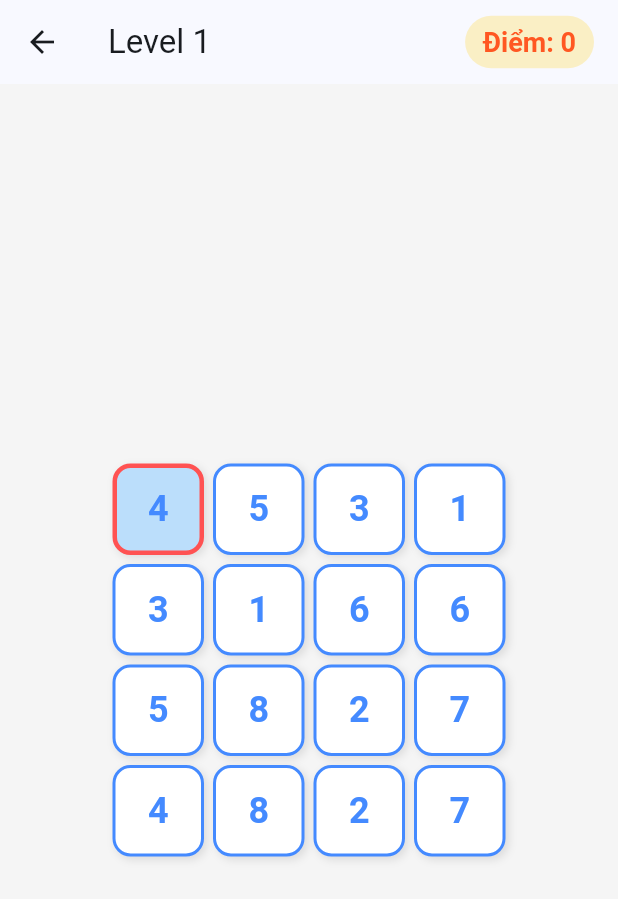
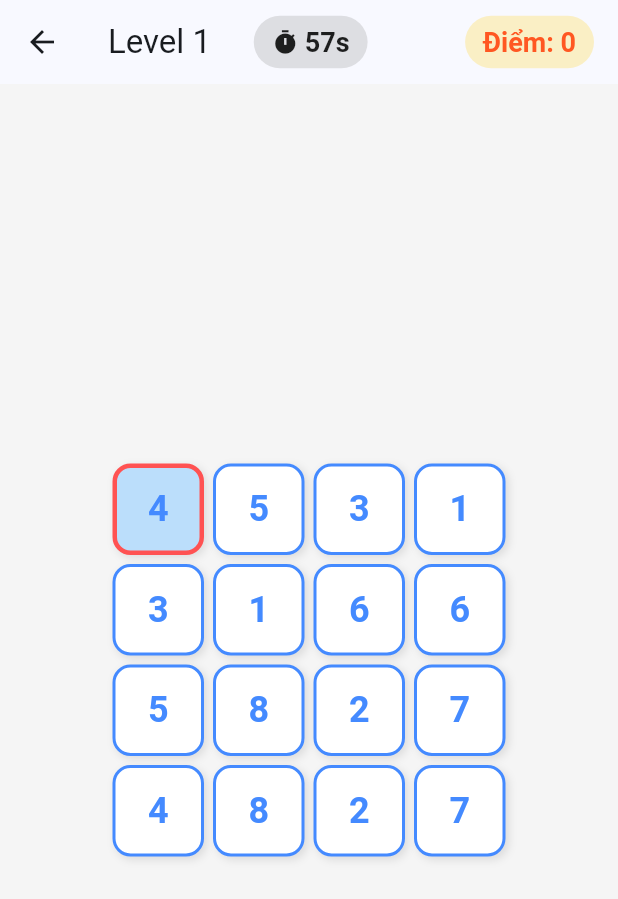
Before and after one commit to nvthih24/onet-puzzle-mobile, a Flutter app: the GameplayScreen screen opened directly, after a tap on an icon or button, on a phone screen of 412 x 824 dp. Shown: the top 899 px of the screen. Run offline on Flutter 3.47's test engine with Material 3 defaults, Android fonts, the phone set to English and light mode, and no system bars.

Commit message:
Thêm đồng hồ đếm ngược (Timer) và trạng thái Game Over

```diff
--- a/lib/providers/game_provider.dart
+++ b/lib/providers/game_provider.dart
@@ -1,6 +1,7 @@
 import 'package:flutter/material.dart';
 import '../models/board_manager.dart';
 import '../utils/path_finder.dart';
+import 'dart:async';
 
 // Tạo một class nhỏ để lưu tọa độ cho gọn
 class Point {
@@ -16,7 +17,10 @@ class GameProvider extends ChangeNotifier {
   final int cols = 4;
   late PathFinder pathFinder;
   bool isWon = false;
+  bool isGameOver = false;
   int score = 0;
+  int timeLeft = 60; // Cho 60 giây để test, sau này ông có thể chỉnh theo Level
+  Timer? _timer;
 
   GameProvider() {
     pathFinder = PathFinder(rows, cols);
@@ -36,12 +40,16 @@ class GameProvider extends ChangeNotifier {
     // ];
     firstSelected = null;
     isWon = false;
+    isGameOver = false;
     score = 0;
+    timeLeft = 60;
+    _startTimer();
     notifyListeners(); // Báo cho UI vẽ lại màn hình
   }
 
   void handleTap(int y, int x) {
-    if (board[y][x] == 0 || isWon) return; // Nếu chạm vào ô trống thì bỏ qua
+    if (board[y][x] == 0 || isWon || isGameOver)
+      return; // Nếu chạm vào ô trống thì bỏ qua
 
     if (firstSelected == null) {
       // Trường hợp 1: Chưa chọn ô nào -> Ghi nhớ ô này làm ô đầu tiên
@@ -159,4 +167,23 @@ class GameProvider extends ChangeNotifier {
       }
     }
   }
+
+  void _startTimer() {
+    // Hủy timer cũ nếu có để tránh bị chạy chồng chéo
+    _timer?.cancel();
+
+    // Tạo 1 bộ đếm, cứ 1 giây (1 seconds) là chạy code bên trong 1 lần
+    _timer = Timer.periodic(const Duration(seconds: 1), (timer) {
+      if (timeLeft > 0 && !isWon && !isGameOver) {
+        timeLeft--;
+        notifyListeners(); // Cập nhật số giây lên màn hình
+      } else {
+        timer.cancel(); // Dừng đồng hồ
+        if (timeLeft == 0 && !isWon) {
+          isGameOver = true; // Hết giờ -> Thua
+          notifyListeners(); // Báo UI hiện màn hình Game Over
+        }
+      }
+    });
+  }
 }
--- a/lib/screens/gameplay_screen.dart
+++ b/lib/screens/gameplay_screen.dart
@@ -22,6 +22,38 @@ class GameplayScreen extends StatelessWidget {
           mainAxisAlignment: MainAxisAlignment.spaceBetween,
           children: [
             const Text('Level 1'),
+            Container(
+              padding: const EdgeInsets.symmetric(horizontal: 12, vertical: 6),
+              decoration: BoxDecoration(
+                color: gameProvider.timeLeft <= 10
+                    ? Colors.redAccent.withOpacity(0.3)
+                    : Colors.grey.withOpacity(0.3),
+                borderRadius: BorderRadius.circular(20),
+              ),
+              child: Row(
+                children: [
+                  Icon(
+                    Icons.timer,
+                    size: 18,
+                    color: gameProvider.timeLeft <= 10
+                        ? Colors.red
+                        : Colors.black87,
+                  ),
+                  const SizedBox(width: 4),
+                  Text(
+                    '${gameProvider.timeLeft}s',
+                    style: TextStyle(
+                      fontSize: 18,
+                      fontWeight: FontWeight.bold,
+                      color: gameProvider.timeLeft <= 10
+                          ? Colors.red
+                          : Colors.black87,
+                    ),
+                  ),
+                ],
+              ),
+            ),
+            const SizedBox(width: 8),
             // Hiển thị điểm số ở góc phải
             Container(
               padding: const EdgeInsets.symmetric(horizontal: 12, vertical: 6),
@@ -173,6 +205,63 @@ class GameplayScreen extends StatelessWidget {
                     ),
                   ),
                 ),
+              if (gameProvider.isGameOver)
+                Positioned.fill(
+                  child: Container(
+                    decoration: BoxDecoration(
+                      color: Colors.black.withOpacity(
+                        0.7,
+                      ), // Nền tối cho cảm giác tiếc nuối
+                      borderRadius: BorderRadius.circular(16),
+                    ),
+                    child: Column(
+                      mainAxisAlignment: MainAxisAlignment.center,
+                      children: [
+                        const Icon(
+                          Icons.timer_off,
+                          size: 100,
+                          color: Colors.redAccent,
+                        ),
+                        const SizedBox(height: 16),
+                        const Text(
+                          'HẾT GIỜ!',
+                          style: TextStyle(
+                            fontSize: 32,
+                            fontWeight: FontWeight.bold,
+                            color: Colors.white,
+                          ),
+                        ),
+                        const SizedBox(height: 8),
+                        Text(
+                          'Điểm của bạn: ${gameProvider.score}',
+                          style: const TextStyle(
+                            fontSize: 20,
+                            color: Colors.amberAccent,
+                          ),
+                        ),
+                        const SizedBox(height: 32),
+                        ElevatedButton.icon(
+                          onPressed: () {
+                            context.read<GameProvider>().startNewGame();
+                          },
+                          icon: const Icon(Icons.refresh),
+                          label: const Text(
+                            'Thử lại ngay',
+                            style: TextStyle(fontSize: 18),
+                          ),
+                          style: ElevatedButton.styleFrom(
+                            padding: const EdgeInsets.symmetric(
+                              horizontal: 24,
+                              vertical: 12,
+                            ),
+                            backgroundColor: Colors.redAccent,
+                            foregroundColor: Colors.white,
+                          ),
+                        ),
+                      ],
+                    ),
+                  ),
+                ),
             ],
           ),
         ),
```
